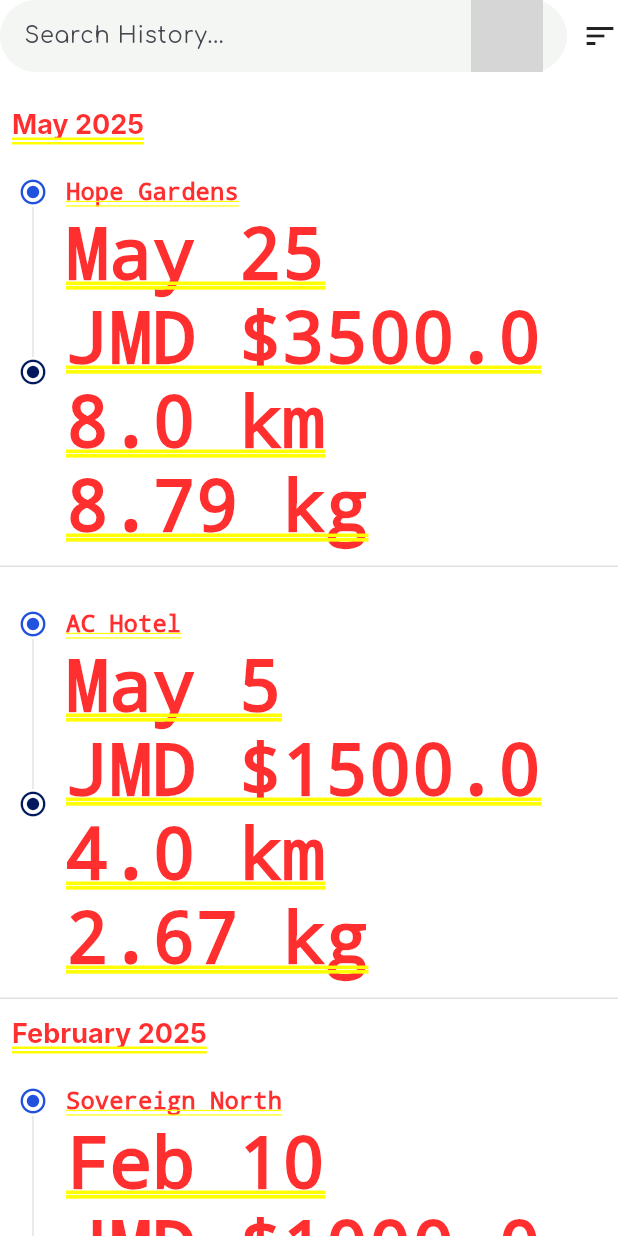
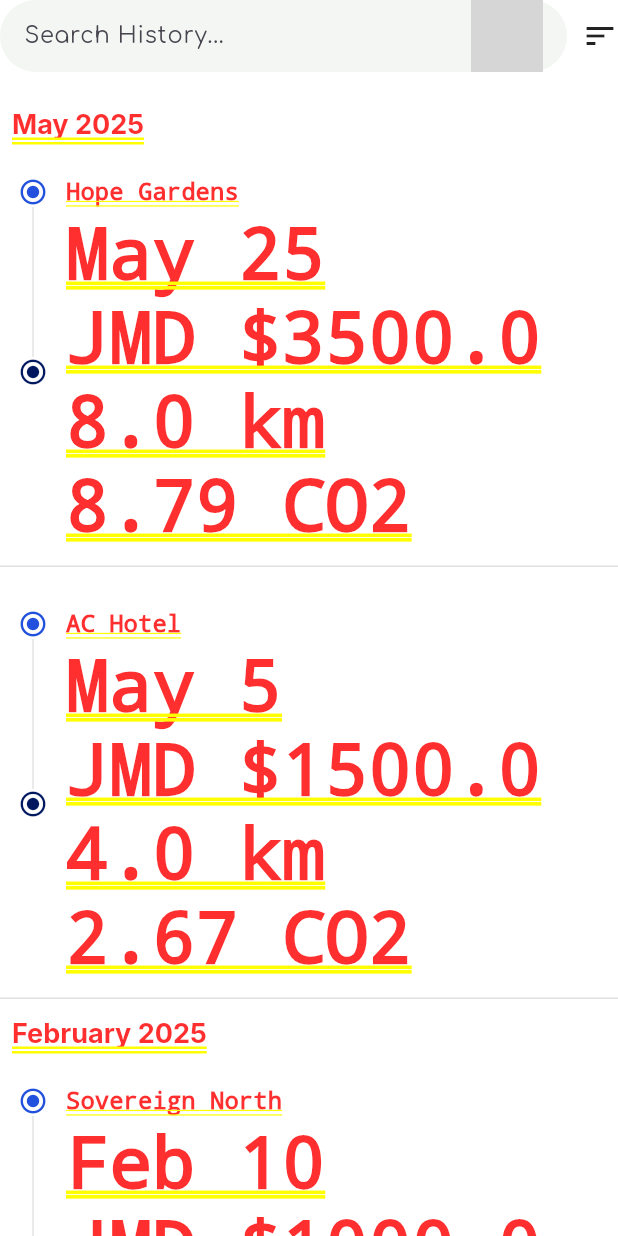
Before and after one commit to dameliac/SDAR, a Flutter app: the History screen opened directly, on a phone screen of 412 x 824 dp. Run offline on Flutter 3.47's test engine with Material 3 defaults, Android fonts, the phone set to English and light mode, and no system bars; drawn by our look-alikes of toastification; our stand-ins replace flutter_map, flutter_svg, google_fonts, latlong2, pocketbase, shared_preferences; missing offline and left inert: forui; accounts and stored records are empty; grey boxes are pictures that could not be loaded.

Commit message:
final changes to history

```diff
--- a/sdar/lib/history.dart
+++ b/sdar/lib/history.dart
@@ -197,7 +197,7 @@ class HistoryCard extends StatelessWidget{
                 Text(DateFormat('MMM d').format(date)),
                 Text('JMD \$${cost}'),
                 Text('${distance} km'),
-                Text('${emissions} kg'),
+                Text('${emissions} CO2'),
 
               ],
             ),
```
Also changed, not shown: 3 other files.
